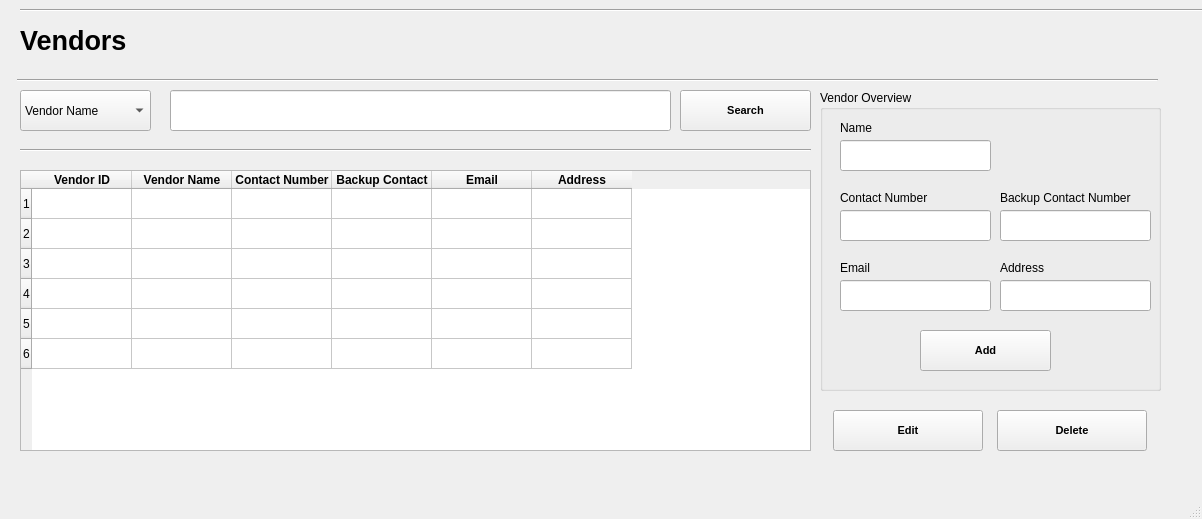
Above: Screens/Vendors.ui from basil-ali-khan/Inventory-Management-System before the change. Below: the same form after it.
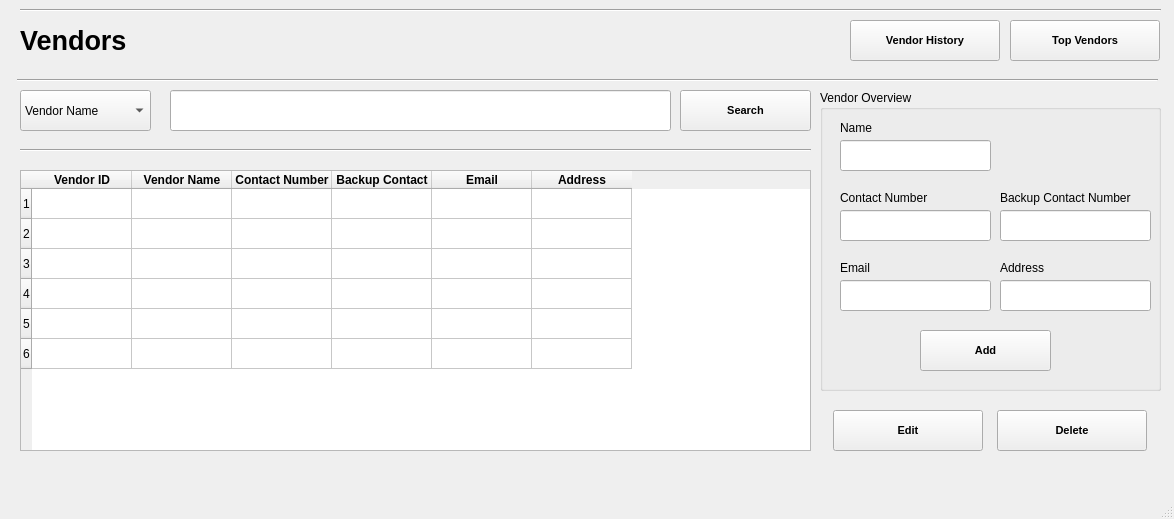
That is the form after the change.

Commit message: Vendor Reports Made

What changed in the file:
```diff
--- a/Screens/Vendors.ui
+++ b/Screens/Vendors.ui
@@ -6,7 +6,7 @@
    <rect>
     <x>0</x>
     <y>0</y>
-    <width>1202</width>
+    <width>1174</width>
     <height>519</height>
    </rect>
   </property>
@@ -363,7 +363,7 @@
      <rect>
       <x>20</x>
       <y>0</y>
-      <width>1271</width>
+      <width>1141</width>
       <height>20</height>
      </rect>
     </property>
@@ -431,6 +431,46 @@
      <string>Delete</string>
     </property>
    </widget>
+   <widget class="QPushButton" name="topVendorsButton">
+    <property name="geometry">
+     <rect>
+      <x>1010</x>
+      <y>20</y>
+      <width>150</width>
+      <height>41</height>
+     </rect>
+    </property>
+    <property name="font">
+     <font>
+      <pointsize>8</pointsize>
+      <weight>75</weight>
+      <bold>true</bold>
+     </font>
+    </property>
+    <property name="text">
+     <string>Top Vendors</string>
+    </property>
+   </widget>
+   <widget class="QPushButton" name="VendorHistoryButton">
+    <property name="geometry">
+     <rect>
+      <x>850</x>
+      <y>20</y>
+      <width>150</width>
+      <height>41</height>
+     </rect>
+    </property>
+    <property name="font">
+     <font>
+      <pointsize>8</pointsize>
+      <weight>75</weight>
+      <bold>true</bold>
+     </font>
+    </property>
+    <property name="text">
+     <string>Vendor History</string>
+    </property>
+   </widget>
   </widget>
   <widget class="QMenuBar" name="menubar">
    <property name="geometry">
```
Left out of the diff: 4 changed lines with no effect on the pictures. The commit also changes 9 other files.
